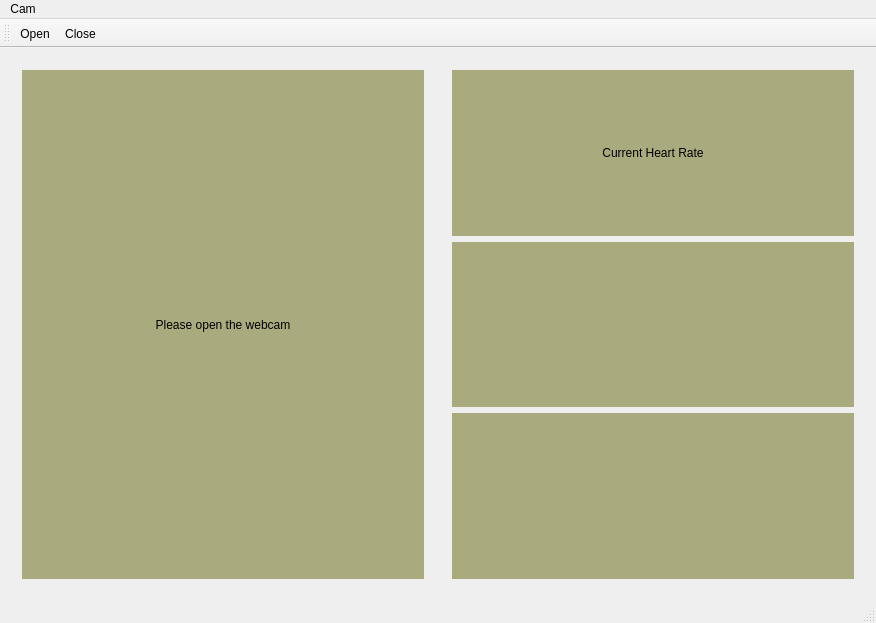
Qt form mainwindow.ui (lkzz/EVMPulseDetect) before a commit.
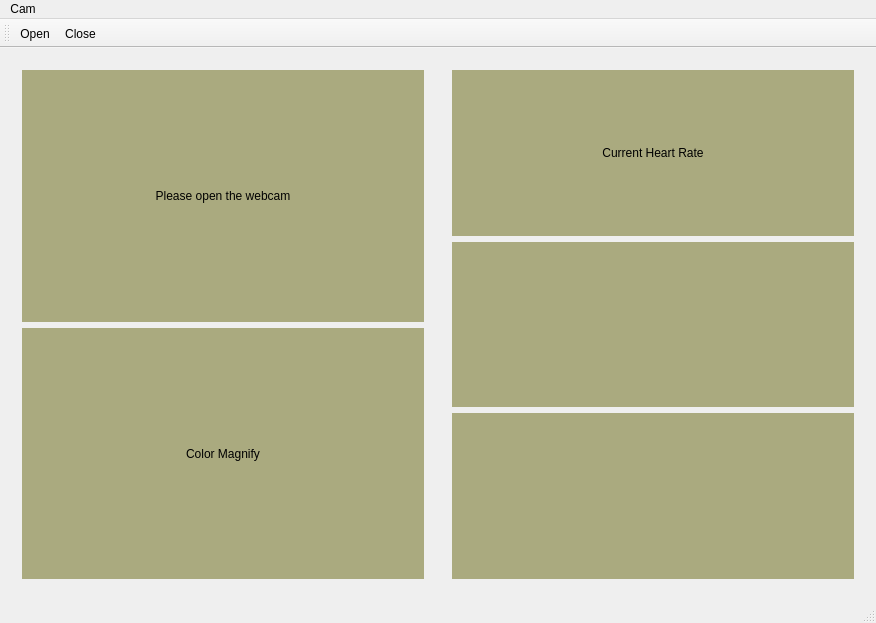
The same form after that commit. Icons and pictures are not drawn.

Commit message: add color magnify function

```diff
--- a/mainwindow.ui
+++ b/mainwindow.ui
@@ -34,6 +34,20 @@
            </property>
           </widget>
          </item>
+         <item row="1" column="0">
+          <widget class="QLabel" name="labelMagnify">
+           <property name="styleSheet">
+            <string notr="true">background-color: rgb(170, 170, 127);
+font: 11pt &quot;Sans Serif&quot;;</string>
+           </property>
+           <property name="text">
+            <string>Color Magnify</string>
+           </property>
+           <property name="alignment">
+            <set>Qt::AlignCenter</set>
+           </property>
+          </widget>
+         </item>
         </layout>
        </widget>
       </item>
```
The commit also changes 15 other files.
